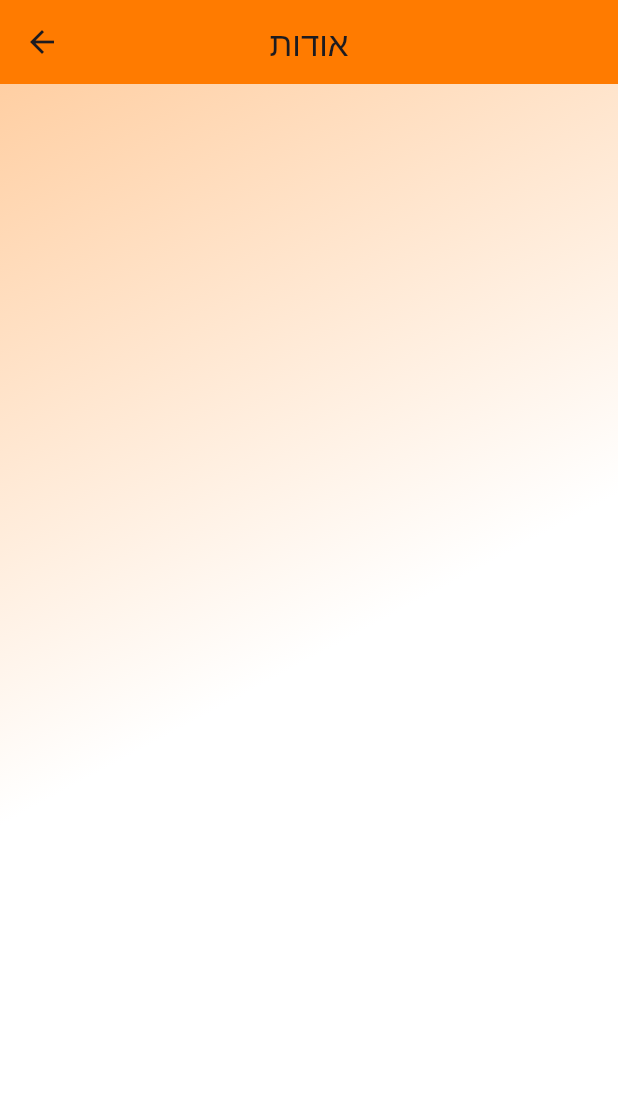
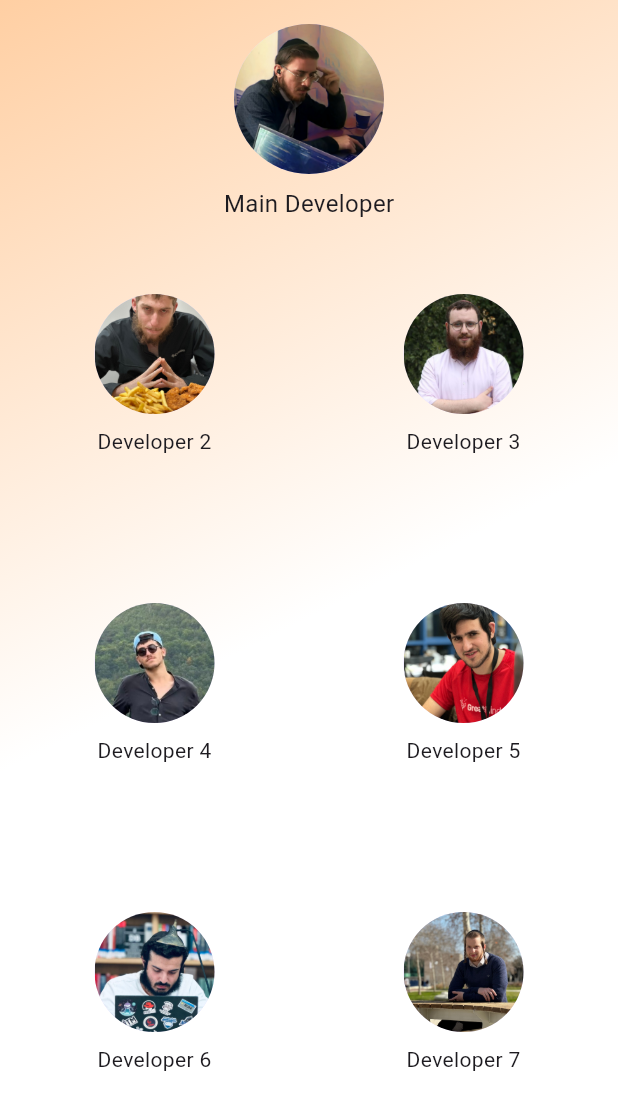
Before and after one commit to Meir-Crombie/ResQDoc-Hackthon, a Flutter app: the screen it shows after launch, item 3 of the bottom bar chosen, on a phone screen of 412 x 824 dp. Shown: the top 1110 px of the screen. Run offline on Flutter 3.47's test engine with Material 3 defaults, Android fonts, the phone set to English and light mode, and no system bars; our stand-ins replace just_audio, permission_handler; missing offline and left inert: record.

Commit message:
Refactor About page to AboutPage class and enhance layout with developer profiles

```diff
--- a/frontend/lib/main.dart
+++ b/frontend/lib/main.dart
@@ -19,6 +19,6 @@ void main() => runApp(MaterialApp(
         '/home': (context) => Home(),
         '/paramedic': (context) => ParamedicDoc(),
         '/settings': (context) => Settings(),
-        '/about': (context) => About(),
+       '/about': (context) => AboutPage(),
       },
     )); // Material app
--- a/frontend/lib/pages/about_page.dart
+++ b/frontend/lib/pages/about_page.dart
@@ -1,16 +1,9 @@
 import 'package:flutter/material.dart';
 
-class About extends StatelessWidget {
-  const About({super.key});
-
+class AboutPage extends StatelessWidget {
   @override
   Widget build(BuildContext context) {
     return Scaffold(
-      appBar: AppBar(
-        title: Text('אודות'),
-        backgroundColor: const Color.fromARGB(255, 255, 123, 0),
-        centerTitle: true, // מרכז את הכותרת
-      ),
       body: Container(
         decoration: BoxDecoration(
           gradient: LinearGradient(
@@ -18,21 +11,52 @@ class About extends StatelessWidget {
               const Color.fromARGB(255, 255, 207, 163),
               const Color.fromARGB(255, 255, 255, 255),
               const Color.fromARGB(255, 255, 255, 255)
-            ], // צבעי השיפוע
-            begin: Alignment.topLeft, // תחילת השיפוע
-            end: Alignment.bottomRight, // סוף השיפוע
+            ],
+            begin: Alignment.topLeft,
+            end: Alignment.bottomRight,
           ),
         ),
         child: Column(
           children: <Widget>[
             Align(
-              alignment: Alignment.topRight, // יישור למעלה בצד ימין
+              alignment: Alignment.topRight,
               child: Padding(
                 padding: const EdgeInsets.all(8.0),
                 child: SizedBox(),
               ),
             ),
-            // תוכל להוסיף כאן תוכן נוסף
+            // Main developer at the top center
+            Center(
+              child: Column(
+                children: [
+                  CircleAvatar(
+                    radius: 50,
+                    backgroundImage: AssetImage('assets/Developer_photos/developer1.jpg'),
+                  ),
+                  SizedBox(height: 8),
+                  Text('Main Developer', style: TextStyle(fontSize: 16)),
+                ],
+              ),
+            ),
+            // Grid of other developers
+            Expanded(
+              child: GridView.count(
+                crossAxisCount: 2,
+                children: List.generate(6, (index) {
+                  return Column(
+                    mainAxisAlignment: MainAxisAlignment.center,
+                    children: [
+                      CircleAvatar(
+                        radius: 40,
+                        backgroundImage: AssetImage('assets/Developer_photos/developer${index + 2}.jpg'),
+                      ),
+                      SizedBox(height: 8),
+                      Text('Developer ${index + 2}', style: TextStyle(fontSize: 14)),
+                    ],
+                  );
+                }),
+              ),
+            ),
           ],
         ),
       ),
```
Also changed, not shown: frontend/assets/Developer_photos/developer1.jpg (added), frontend/assets/Developer_photos/developer2.jpg (added), frontend/assets/Developer_photos/developer3.jpg (added), frontend/assets/Developer_photos/developer4.jpg (added), frontend/assets/Developer_photos/developer5.jpg (added), frontend/assets/Developer_photos/developer6.jpg (added), frontend/assets/Developer_photos/developer7.jpg (added).
